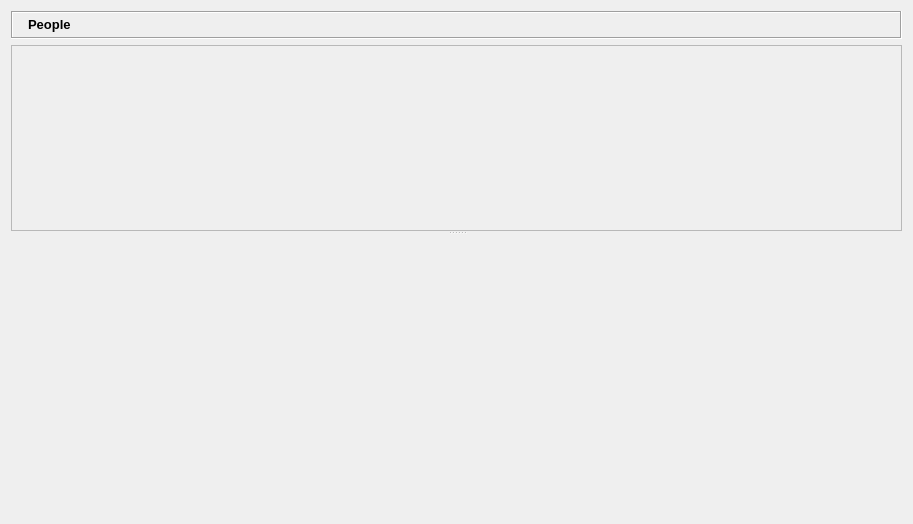
RetroShare/RetroShare, file retroshare-gui/src/gui/People/PeopleDialog.ui: the form before one commit.
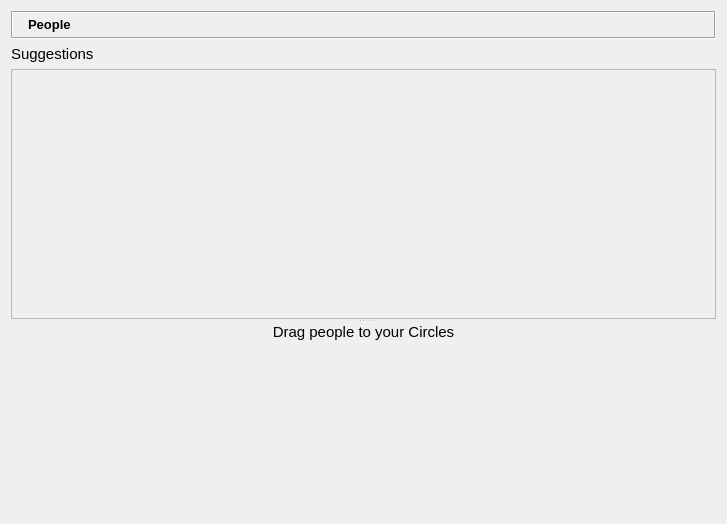
The form after the commit. Icons and pictures are not drawn. Custom widgets are drawn as their Qt base class.

Commit message: Added forgotten files Added some useful labels for the people page

Patch:
```diff
--- a/retroshare-gui/src/gui/People/PeopleDialog.ui
+++ b/retroshare-gui/src/gui/People/PeopleDialog.ui
@@ -6,7 +6,7 @@
    <rect>
     <x>0</x>
     <y>0</y>
-    <width>913</width>
+    <width>727</width>
     <height>524</height>
    </rect>
   </property>
@@ -19,10 +19,20 @@
   <property name="windowTitle">
    <string/>
   </property>
-  <layout class="QHBoxLayout" name="horizontalLayout">
-   <item>
-    <layout class="QVBoxLayout" name="verticalLayout_2">
-     <item>
+  <layout class="QGridLayout" name="gridLayout_2">
+   <item row="1" column="0">
+    <widget class="QLabel" name="label">
+     <property name="font">
+      <font>
+       <pointsize>11</pointsize>
+      </font>
+     </property>
+     <property name="text">
+      <string>&lt;html&gt;&lt;head/&gt;&lt;body&gt;&lt;p&gt;Suggestions&lt;/p&gt;&lt;/body&gt;&lt;/html&gt;</string>
+     </property>
+    </widget>
+   </item>
+   <item row="0" column="0">
       <widget class="QFrame" name="titleBarFrame">
        <property name="frameShape">
         <enum>QFrame::Box</enum>
@@ -89,12 +99,18 @@
        </layout>
       </widget>
      </item>
-     <item>
+   <item row="3" column="0">
       <widget class="QSplitter" name="splitter">
        <property name="orientation">
         <enum>Qt::Vertical</enum>
        </property>
        <widget class="QScrollArea" name="scrollArea">
+      <property name="minimumSize">
+       <size>
+        <width>0</width>
+        <height>250</height>
+       </size>
+      </property>
         <property name="widgetResizable">
          <bool>true</bool>
         </property>
@@ -103,21 +119,46 @@
           <rect>
            <x>0</x>
            <y>0</y>
-           <width>891</width>
-           <height>373</height>
+         <width>707</width>
+         <height>248</height>
           </rect>
          </property>
          <layout class="QVBoxLayout"/>
         </widget>
        </widget>
+     <widget class="QWidget" name="layoutWidget">
+      <layout class="QGridLayout" name="gridLayout">
+       <item row="0" column="0">
+        <widget class="QLabel" name="label_2">
+         <property name="sizePolicy">
+          <sizepolicy hsizetype="Preferred" vsizetype="Fixed">
+           <horstretch>0</horstretch>
+           <verstretch>0</verstretch>
+          </sizepolicy>
+         </property>
+         <property name="font">
+          <font>
+           <pointsize>11</pointsize>
+          </font>
+         </property>
+         <property name="text">
+          <string>Drag people to your Circles</string>
+         </property>
+         <property name="alignment">
+          <set>Qt::AlignCenter</set>
+         </property>
+        </widget>
+       </item>
+       <item row="1" column="0">
        <widget class="PictureFlow" name="pictureFlowWidget" native="true">
         <property name="widgetResizable" stdset="0">
          <bool>true</bool>
         </property>
        </widget>
-      </widget>
-     </item>
-    </layout>
+       </item>
+      </layout>
+     </widget>
+    </widget>
    </item>
   </layout>
  </widget>
```
Lines whose indentation alone changed are shown as unchanged. The commit also changes 5 other files.
